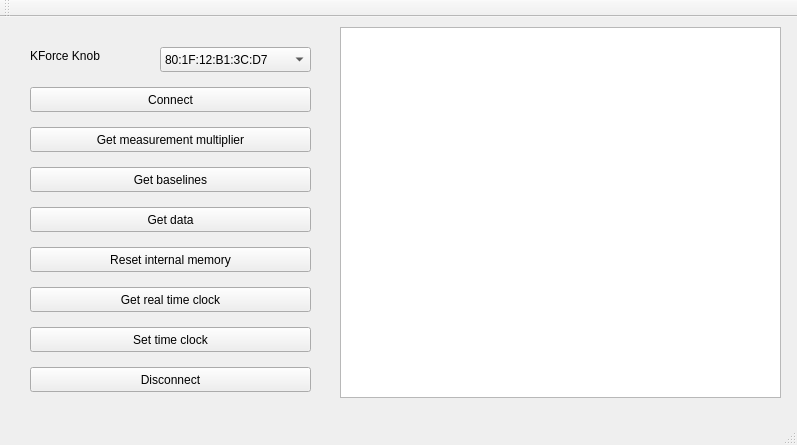
Before: the Qt Designer form mainwindow.ui in AliGhezalAG/kForceApp, drawn with Qt 5.
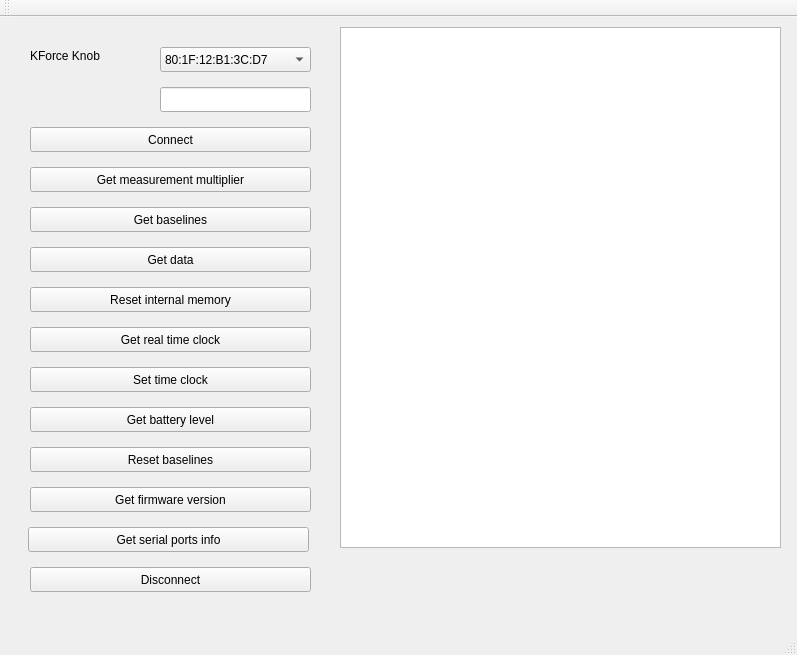
After: the same form once the commit is applied.

Diff of the .ui file:
```diff
--- a/mainwindow.ui
+++ b/mainwindow.ui
@@ -7,7 +7,7 @@
     <x>0</x>
     <y>0</y>
     <width>797</width>
-    <height>445</height>
+    <height>655</height>
    </rect>
   </property>
   <property name="windowTitle">
@@ -66,7 +66,7 @@
     <property name="geometry">
      <rect>
       <x>30</x>
-      <y>70</y>
+      <y>110</y>
       <width>281</width>
       <height>25</height>
      </rect>
@@ -79,7 +79,7 @@
     <property name="geometry">
      <rect>
       <x>30</x>
-      <y>110</y>
+      <y>150</y>
       <width>281</width>
       <height>25</height>
      </rect>
@@ -92,7 +92,7 @@
     <property name="geometry">
      <rect>
       <x>30</x>
-      <y>150</y>
+      <y>190</y>
       <width>281</width>
       <height>25</height>
      </rect>
@@ -105,7 +105,7 @@
     <property name="geometry">
      <rect>
       <x>30</x>
-      <y>190</y>
+      <y>230</y>
       <width>281</width>
       <height>25</height>
      </rect>
@@ -120,7 +120,7 @@
       <x>340</x>
       <y>10</y>
       <width>441</width>
-      <height>371</height>
+      <height>521</height>
      </rect>
     </property>
    </widget>
@@ -128,7 +128,7 @@
     <property name="geometry">
      <rect>
       <x>30</x>
-      <y>230</y>
+      <y>270</y>
       <width>281</width>
       <height>25</height>
      </rect>
@@ -141,7 +141,7 @@
     <property name="geometry">
      <rect>
       <x>30</x>
-      <y>270</y>
+      <y>310</y>
       <width>281</width>
       <height>25</height>
      </rect>
@@ -154,7 +154,7 @@
     <property name="geometry">
      <rect>
       <x>30</x>
-      <y>350</y>
+      <y>550</y>
       <width>281</width>
       <height>25</height>
      </rect>
@@ -167,7 +167,7 @@
     <property name="geometry">
      <rect>
       <x>30</x>
-      <y>310</y>
+      <y>350</y>
       <width>281</width>
       <height>25</height>
      </rect>
@@ -176,6 +176,68 @@
      <string>Set time clock</string>
     </property>
    </widget>
+   <widget class="QPushButton" name="getBatteryLevelButton">
+    <property name="geometry">
+     <rect>
+      <x>30</x>
+      <y>390</y>
+      <width>281</width>
+      <height>25</height>
+     </rect>
+    </property>
+    <property name="text">
+     <string>Get battery level</string>
+    </property>
+   </widget>
+   <widget class="QPushButton" name="resetBaselinesButton">
+    <property name="geometry">
+     <rect>
+      <x>30</x>
+      <y>430</y>
+      <width>281</width>
+      <height>25</height>
+     </rect>
+    </property>
+    <property name="text">
+     <string>Reset baselines</string>
+    </property>
+   </widget>
+   <widget class="QPushButton" name="getFirmwareVersionButton">
+    <property name="geometry">
+     <rect>
+      <x>30</x>
+      <y>470</y>
+      <width>281</width>
+      <height>25</height>
+     </rect>
+    </property>
+    <property name="text">
+     <string>Get firmware version</string>
+    </property>
+   </widget>
+   <widget class="QLineEdit" name="knobAddress">
+    <property name="geometry">
+     <rect>
+      <x>160</x>
+      <y>70</y>
+      <width>151</width>
+      <height>25</height>
+     </rect>
+    </property>
+   </widget>
+   <widget class="QPushButton" name="getSerialPortsInfoButton">
+    <property name="geometry">
+     <rect>
+      <x>28</x>
+      <y>510</y>
+      <width>281</width>
+      <height>25</height>
+     </rect>
+    </property>
+    <property name="text">
+     <string>Get serial ports info</string>
+    </property>
+   </widget>
   </widget>
   <widget class="QMenuBar" name="menuBar">
    <property name="geometry">
```
Left out of the diff: 2 changed lines with no effect on the pictures.
